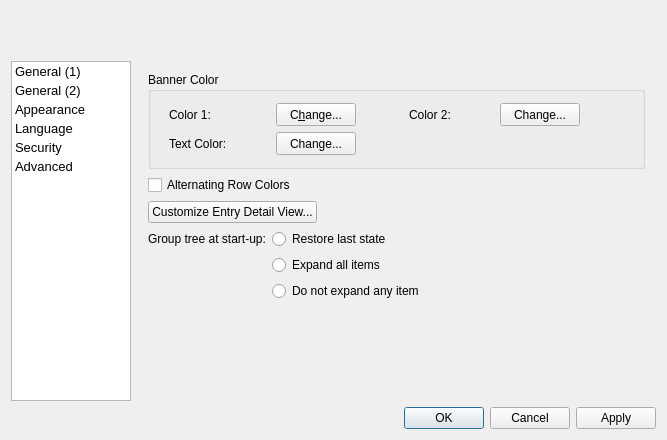
thooge/keepassx1, file src/forms/SettingsDlg.ui: the form before one commit.
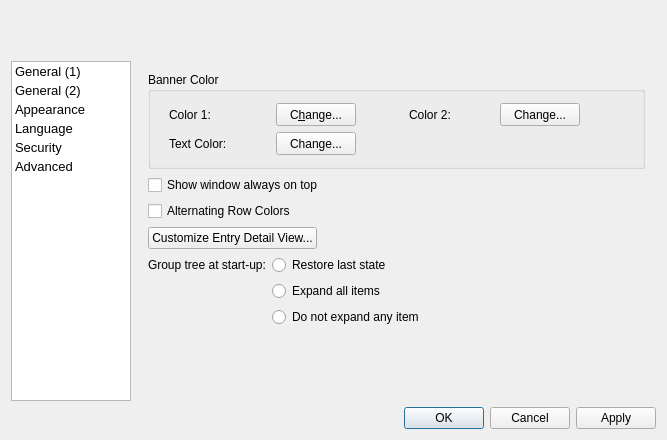
The form after the commit. The open tabs and pages were chosen to show the change. Custom widgets are drawn as their Qt base class.

Commit message: Add option to show the application window always on top

Diff of the .ui file:
```diff
--- a/src/forms/SettingsDlg.ui
+++ b/src/forms/SettingsDlg.ui
@@ -649,6 +649,13 @@
            </layout>
           </widget>
          </item>
+         <item>
+          <widget class="QCheckBox" name="CheckBox_AlwaysOnTop">
+           <property name="text">
+            <string>Show window always on top</string>
+           </property>
+          </widget>
+         </item>
          <item>
           <widget class="QCheckBox" name="CheckBox_AlternatingRowColors">
            <property name="text">
```
The commit also changes 4 other files.
